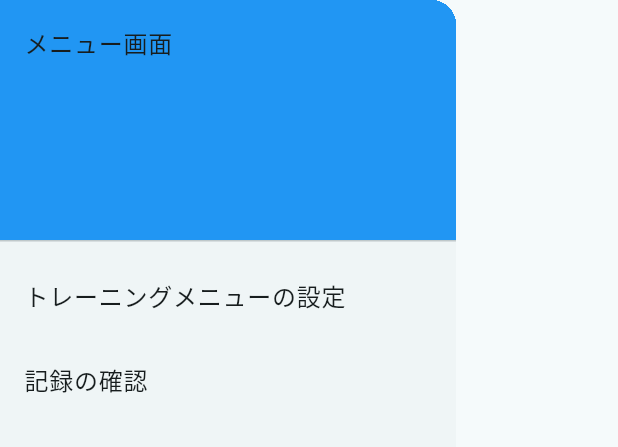
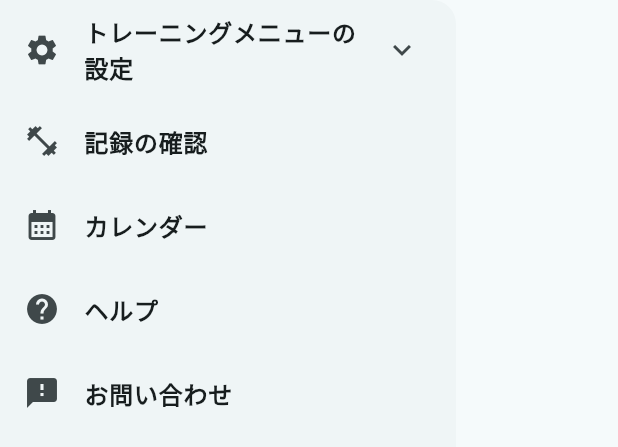
Before and after one commit to taishi29/GymLog, a Flutter app: the CustomDrawer widget shown alone on an empty page, opened directly, on a phone screen of 412 x 824 dp. Shown: the top 447 px of the screen. Run offline on Flutter 3.47's test engine with Material 3 defaults, Android fonts, the phone set to English and light mode, and no system bars; our stand-ins replace sqflite; accounts and stored records are empty.

Commit message:
サイドメニューにアイコンやドロップダウンを入れました。

```diff
--- a/lib/component/custom_drawer.dart
+++ b/lib/component/custom_drawer.dart
@@ -9,14 +9,51 @@ class CustomDrawer extends StatelessWidget {
     return Drawer(
         child: ListView(
       children: <Widget>[
-        DrawerHeader(
-          child: Text('メニュー画面'),
-          decoration: BoxDecoration(
-            color: Colors.blue,
+        ExpansionTile(
+          title: Text(
+            'トレーニングメニューの設定',
+            style: TextStyle(fontWeight: FontWeight.bold),
           ),
+          leading: Icon(Icons.settings),
+          children: [
+            ListTile(
+              title: Text('トレーニングメニューの追加'),
+              leading: Icon(Icons.add),
+              onTap: () {
+                Navigator.push(
+                  context,
+                  MaterialPageRoute(builder: (context) => LogPage()),
+                );
+              },
+            ),
+            ListTile(
+              title: Text('トレーニングメニューの編集'),
+              leading: Icon(Icons.edit),
+              onTap: () {
+                Navigator.push(
+                  context,
+                  MaterialPageRoute(builder: (context) => LogPage()),
+                );
+              },
+            ),
+            ListTile(
+              title: Text('トレーニングメニューの削除'),
+              leading: Icon(Icons.delete),
+              onTap: () {
+                Navigator.push(
+                  context,
+                  MaterialPageRoute(builder: (context) => LogPage()),
+                );
+              },
+            ),
+          ],
         ),
         ListTile(
-          title: Text('トレーニングメニューの設定'),
+          leading: Icon(Icons.fitness_center),
+          title: Text(
+            '記録の確認',
+            style: TextStyle(fontWeight: FontWeight.bold),
+          ),
           onTap: () {
             Navigator.push(
               context,
@@ -25,7 +62,37 @@ class CustomDrawer extends StatelessWidget {
           },
         ),
         ListTile(
-          title: Text('記録の確認'),
+          leading: Icon(Icons.calendar_month),
+          title: Text(
+            'カレンダー',
+            style: TextStyle(fontWeight: FontWeight.bold),
+          ),
+          onTap: () {
+            Navigator.push(
+              context,
+              MaterialPageRoute(builder: (context) => LogPage()),
+            );
+          },
+        ),
+        ListTile(
+          leading: Icon(Icons.help),
+          title: Text(
+            'ヘルプ',
+            style: TextStyle(fontWeight: FontWeight.bold),
+          ),
+          onTap: () {
+            Navigator.push(
+              context,
+              MaterialPageRoute(builder: (context) => LogPage()),
+            );
+          },
+        ),
+        ListTile(
+          leading: Icon(Icons.feedback),
+          title: Text(
+            'お問い合わせ',
+            style: TextStyle(fontWeight: FontWeight.bold),
+          ),
           onTap: () {
             Navigator.push(
               context,
```
